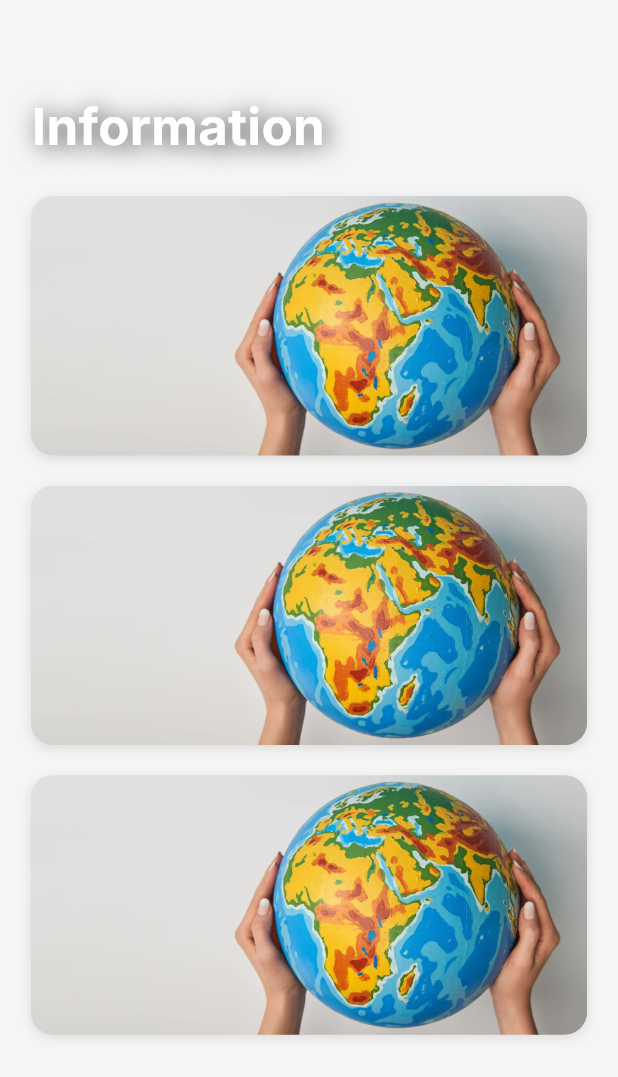
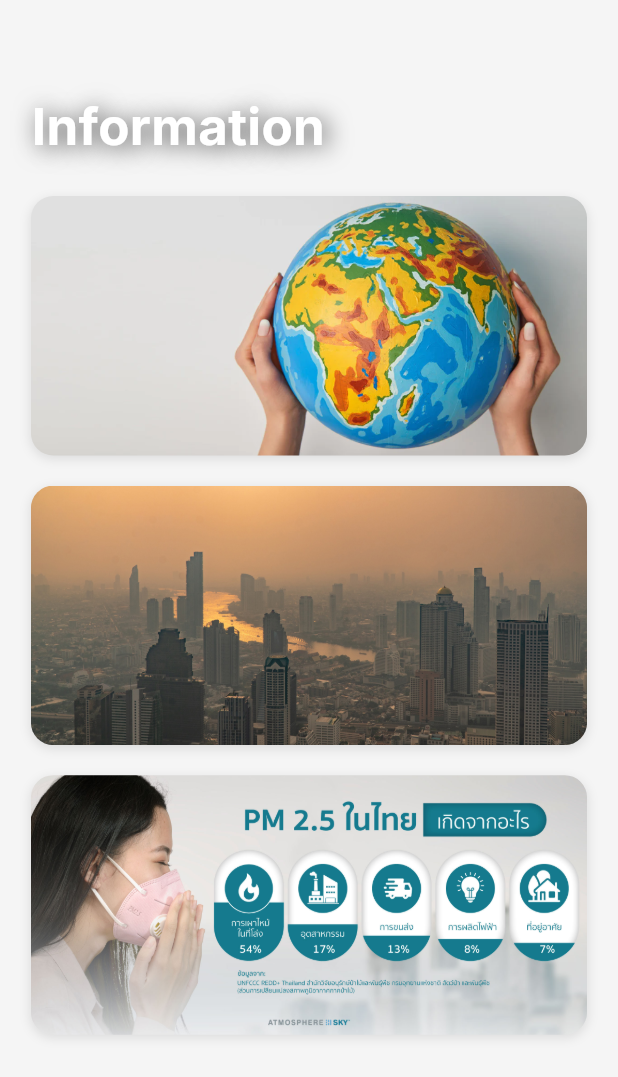
Before and after one commit to teeprakorn1/pm2_flutter_project, a Flutter app: the AdviceScreen screen opened directly, on a phone screen of 412 x 824 dp. Shown: the top 1077 px of the screen. Run offline on Flutter 3.47's test engine with Material 3 defaults, Android fonts, the phone set to English and light mode, and no system bars; our stand-ins replace flutter_map, flutter_svg, latlong2, location, shared_preferences; accounts and stored records are empty.

Commit message:
VERSION 0.5.2

```diff
--- a/lib/screens/advice_screen.dart
+++ b/lib/screens/advice_screen.dart
@@ -44,11 +44,29 @@ class AdviceScreen extends StatelessWidget {
                 ),
               ),
               const SizedBox(height: 20),
-              _buildBox(screenWidth, screenHeight, "assets/images/advice-aqi-wallpaper.png"),
+              _buildBox(
+                screenWidth,
+                screenHeight,
+                "assets/images/advice-aqi-wallpaper.png",
+                context,
+                1,
+              ),
               const SizedBox(height: 20),
-              _buildBox(screenWidth, screenHeight, "assets/images/advice-aqi-wallpaper.png"),
+              _buildBox(
+                screenWidth,
+                screenHeight,
+                "assets/images/advice-pm-wallpaper.jpg",
+                context,
+                2,
+              ),
               const SizedBox(height: 20),
-              _buildBox(screenWidth, screenHeight, "assets/images/advice-aqi-wallpaper.png"),
+              _buildBox(
+                screenWidth,
+                screenHeight,
+                "assets/images/advice-people-wallpaper.jpg",
+                context,
+                3,
+              ),
             ],
           ),
         ),
@@ -56,8 +74,34 @@ class AdviceScreen extends StatelessWidget {
     );
   }
 
-  Widget _buildBox(double screenWidth, double screenHeight, String imagePath) {
-    return Align(
+  Widget _buildBox(
+    double screenWidth,
+    double screenHeight,
+    String imagePath,
+    BuildContext context,
+    int pageIndex,
+  ) {
+    return GestureDetector(
+      onTap: () {
+        Navigator.push(
+          context,
+          MaterialPageRoute(
+            builder: (context) {
+              switch (pageIndex) {
+                case 1:
+                  return TopPage();
+                case 2:
+                  return MidPage();
+                case 3:
+                  return BottomPage();
+                default:
+                  return AdviceScreen();
+              }
+            },
+          ),
+        );
+      },
+      child: Align(
         alignment: Alignment.center,
         child: Container(
           width: screenWidth * 0.9,
@@ -77,6 +121,43 @@ class AdviceScreen extends StatelessWidget {
             ],
           ),
         ),
+      ),
     );
   }
 }
+
+class TopPage extends StatelessWidget {
+  const TopPage({super.key});
+
+  @override
+  Widget build(BuildContext context) {
+    return Scaffold(
+      appBar: AppBar(title: Text("AQI Information")),
+      body: Center(child: Text("This is the new page!")),
+    );
+  }
+}
+
+class MidPage extends StatelessWidget {
+  const MidPage({super.key});
+
+  @override
+  Widget build(BuildContext context) {
+    return Scaffold(
+      appBar: AppBar(title: Text("แจ้งเตือน")),
+      body: Center(child: Text("กำลังมาในเร็วๆนี้!!")),
+    );
+  }
+}
+
+class BottomPage extends StatelessWidget {
+  const BottomPage({super.key});
+
+  @override
+  Widget build(BuildContext context) {
+    return Scaffold(
+      appBar: AppBar(title: Text("แจ้งเตือน")),
+      body: Center(child: Text("กำลังมาในเร็วๆนี้!!")),
+    );
+  }
+}
--- a/pubspec.yaml
+++ b/pubspec.yaml
@@ -42,6 +42,8 @@ flutter:
     - assets/images/onboarding_people.png
     - assets/images/onboarding_thailand_map.png
     - assets/images/advice-aqi-wallpaper.png
+    - assets/images/advice-people-wallpaper.jpg
+    - assets/images/advice-pm-wallpaper.jpg
     - assets/images/building-wallpaper.png
     - assets/images/city-wallpaper.png
     - assets/icons/pm-1-icon.png
```
Also changed, not shown: assets/images/advice-people-wallpaper.jpg (added), assets/images/advice-pm-wallpaper.jpg (added). Lines whose indentation alone changed are shown as unchanged.
